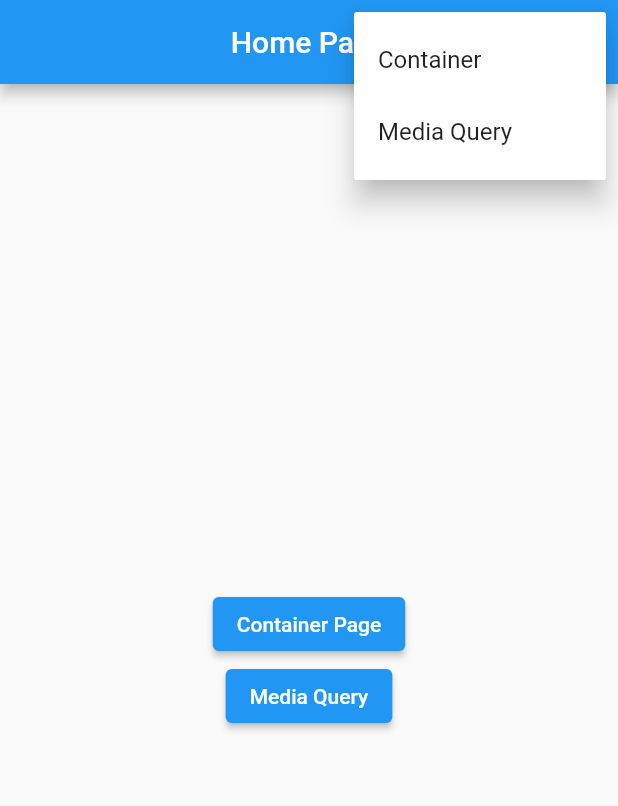
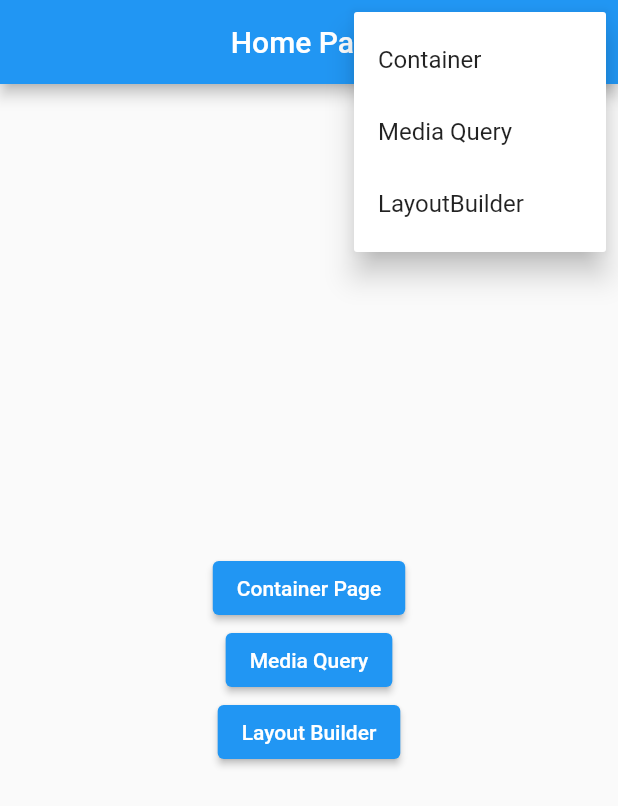
Before and after one commit to ygcoutinho/flutter_playground, a Flutter app: the screen it shows after launch, after a tap on the "more vert" icon, on a phone screen of 412 x 824 dp. Shown: the top 806 px of the screen. Run offline on Flutter 3.47's test engine with Material 2 defaults, Android fonts, the phone set to English and light mode, and no system bars.

Commit message:
layout builder

```diff
--- a/lib/main.dart
+++ b/lib/main.dart
@@ -1,6 +1,7 @@
 import 'package:flutter/material.dart';
 import 'package:flutter_playground/pages/container/container_page.dart';
 import 'package:flutter_playground/pages/home/home_page.dart';
+import 'package:flutter_playground/pages/layout_builder/layout_builder_page.dart';
 import 'package:flutter_playground/pages/media_query/media_query_page.dart';
 
 void main() {
@@ -19,6 +20,7 @@ class MyApp extends StatelessWidget {
         '/': (_) => const HomePage(),
         '/container': (_) => const ContainerPage(),
         '/media_query': (_) => const MediaQueryPage(),
+        '/layout_builder': (_) => const LayoutBuilderPage(),
       },
     );
   }
--- a/lib/pages/home/home_page.dart
+++ b/lib/pages/home/home_page.dart
@@ -12,6 +12,7 @@ class HomePage extends StatefulWidget {
 enum PopUpMenuPages {
   container,
   mediaQuery,
+  layoutBuilder,
 }
 
 class _HomePageState extends State<HomePage> {
@@ -32,6 +33,9 @@ class _HomePageState extends State<HomePage> {
                 case PopUpMenuPages.mediaQuery:
                   Navigator.of(context).pushNamed('/media_query');
                   break;
+                case PopUpMenuPages.layoutBuilder:
+                  Navigator.of(context).pushNamed('/layout_builder');
+                  break;
                 default:
               }
             },
@@ -43,7 +47,11 @@ class _HomePageState extends State<HomePage> {
               const PopupMenuItem(
                 value: PopUpMenuPages.mediaQuery,
                 child: Text('Media Query'),
-              )
+              ),
+              const PopupMenuItem(
+                value: PopUpMenuPages.layoutBuilder,
+                child: Text('LayoutBuilder'),
+              ),
             ],
           ),
         ],
@@ -60,6 +68,10 @@ class _HomePageState extends State<HomePage> {
               onPressed: () => Navigator.of(context).pushNamed('/media_query'),
               child: const Text('Media Query'),
             ),
+            ElevatedButton(
+              onPressed: () => Navigator.of(context).pushNamed('/layout_builder'),
+              child: const Text('Layout Builder'),
+            )
           ],
         ),
       ),
```
Also changed, not shown: lib/pages/layout_builder/layout_builder_page.dart (added, +33 -0 lines).
